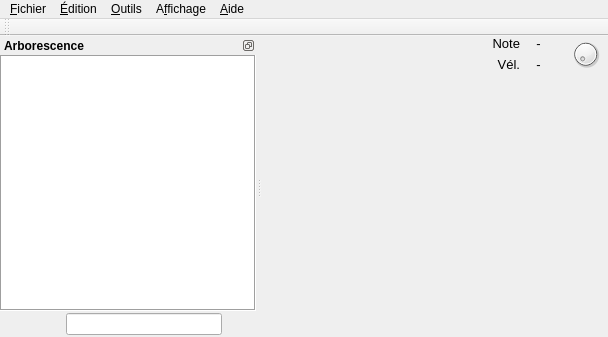
Above: trunk/mainwindow.ui from davy7125/polyphone before the change. Below: the same form after it.
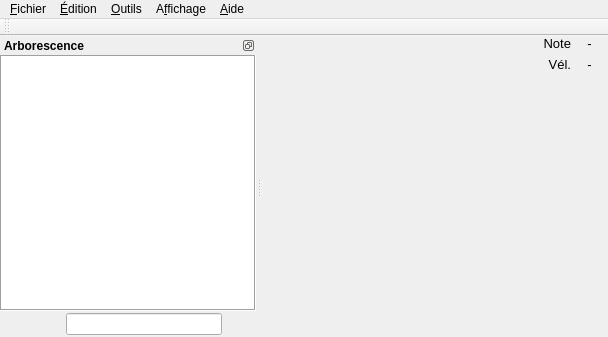
That is the form after the change. Icons and pictures are not drawn. Custom widgets are drawn as their Qt base class.

The edit to the form file:
```diff
--- a/trunk/mainwindow.ui
+++ b/trunk/mainwindow.ui
@@ -140,25 +140,6 @@
          </property>
         </spacer>
        </item>
-       <item row="0" column="4" rowspan="2">
-        <widget class="QDial" name="velocityButton">
-         <property name="minimumSize">
-          <size>
-           <width>45</width>
-           <height>30</height>
-          </size>
-         </property>
-         <property name="maximumSize">
-          <size>
-           <width>45</width>
-           <height>30</height>
-          </size>
-         </property>
-         <property name="maximum">
-          <number>127</number>
-         </property>
-        </widget>
-       </item>
        <item row="0" column="3" rowspan="2">
         <widget class="PianoKeybdCustom" name="widgetKeyboard" native="true"/>
        </item>
```
Left out of the diff: 29 changed lines with no effect on the pictures.
